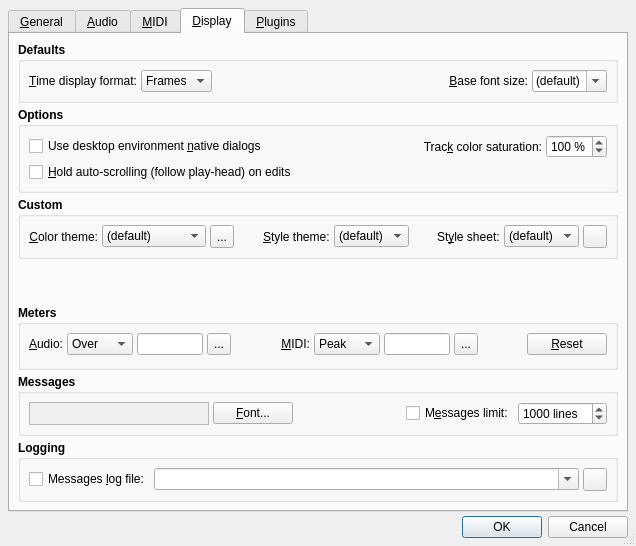
rncbc/qtractor, file src/qtractorOptionsForm.ui: the form before one commit.
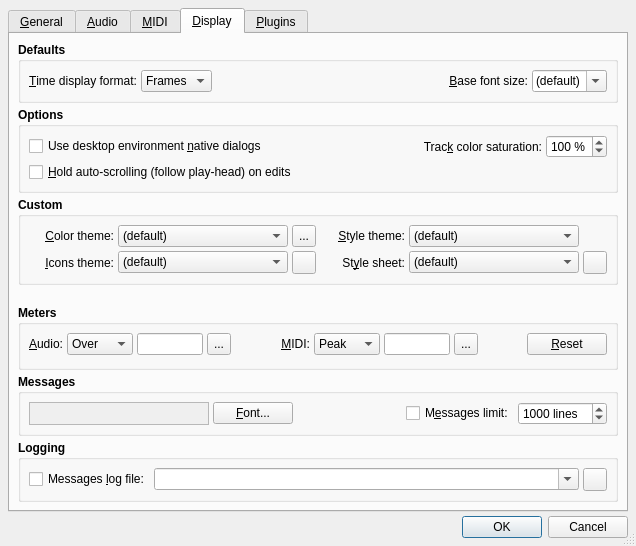
The form after the commit. The open tabs and pages were chosen to show the change. Icons and pictures are not drawn. Custom widgets are drawn as their Qt base class.

Commit message: [xicontheme] Preppings for the icons theme option. (TESTING)

What changed in the file:
```diff
--- a/src/qtractorOptionsForm.ui
+++ b/src/qtractorOptionsForm.ui
@@ -2749,7 +2749,7 @@
             </property>
            </widget>
           </item>
-          <item row="0" column="1">
+          <item row="0" column="1" colspan="2">
            <widget class="QComboBox" name="CustomColorThemeComboBox">
             <property name="font">
              <font>
@@ -2811,19 +2811,6 @@
             </property>
            </widget>
           </item>
-          <item row="0" column="4">
-           <spacer>
-            <property name="orientation">
-             <enum>Qt::Horizontal</enum>
-            </property>
-            <property name="sizeHint">
-             <size>
-              <width>20</width>
-              <height>20</height>
-             </size>
-            </property>
-           </spacer>
-          </item>
           <item row="0" column="5">
            <widget class="QLabel" name="CustomStyleThemeTextLabel">
             <property name="font">
@@ -2832,6 +2819,9 @@
               <bold>false</bold>
              </font>
             </property>
+            <property name="alignment">
+             <set>Qt::AlignRight|Qt::AlignVCenter</set>
+            </property>
             <property name="text">
              <string>&amp;Style theme:</string>
             </property>
@@ -2840,7 +2830,7 @@
             </property>
            </widget>
           </item>
-          <item row="0" column="6">
+          <item row="0" column="6" colspan="2">
            <widget class="QComboBox" name="CustomStyleThemeComboBox">
             <property name="font">
              <font>
@@ -2861,20 +2851,84 @@
             </item>
            </widget>
           </item>
-          <item row="0" column="7">
-           <spacer>
-            <property name="orientation">
-             <enum>Qt::Horizontal</enum>
+          <item row="1" column="0">
+           <widget class="QLabel" name="CustomIconsThemeTextLabel">
+            <property name="font">
+             <font>
+              <weight>50</weight>
+              <bold>false</bold>
+             </font>
             </property>
-            <property name="sizeHint">
+            <property name="alignment">
+             <set>Qt::AlignRight|Qt::AlignVCenter</set>
+            </property>
+            <property name="text">
+             <string>&amp;Icons theme:</string>
+            </property>
+            <property name="buddy">
+             <cstring>CustomIconsThemeComboBox</cstring>
+            </property>
+           </widget>
+          </item>
+          <item row="1" column="1" colspan="2">
+           <widget class="QComboBox" name="CustomIconsThemeComboBox">
+            <property name="font">
+             <font>
+              <weight>50</weight>
+              <bold>false</bold>
+             </font>
+            </property>
+            <property name="toolTip">
+             <string>Custom icons theme directory</string>
+            </property>
+            <property name="editable">
+             <bool>false</bool>
+            </property>
+            <item>
+             <property name="text">
+              <string>(default)</string>
+             </property>
+            </item>
+           </widget>
+          </item>
+          <item row="1" column="3">
+           <widget class="QToolButton" name="CustomIconsThemeToolButton">
+            <property name="font">
+             <font>
+              <weight>50</weight>
+              <bold>false</bold>
+             </font>
+            </property>
+            <property name="minimumSize">
              <size>
-              <width>20</width>
-              <height>20</height>
+              <width>22</width>
+              <height>22</height>
              </size>
             </property>
-           </spacer>
+            <property name="maximumSize">
+             <size>
+              <width>24</width>
+              <height>24</height>
+             </size>
+            </property>
+            <property name="font">
+             <font>
+              <weight>50</weight>
+              <bold>false</bold>
+             </font>
+            </property>
+            <property name="focusPolicy">
+             <enum>Qt::TabFocus</enum>
+            </property>
+            <property name="toolTip">
+             <string>Browse for custom icons theme directory</string>
+            </property>
+            <property name="icon">
+             <iconset theme="fileOpen" />
+            </property>
+           </widget>
           </item>
-          <item row="0" column="8">
+          <item row="1" column="5">
            <widget class="QLabel" name="CustomStyleSheetTextLabel">
             <property name="font">
              <font>
@@ -2882,6 +2936,9 @@
               <bold>false</bold>
              </font>
             </property>
+            <property name="alignment">
+             <set>Qt::AlignRight|Qt::AlignVCenter</set>
+            </property>
             <property name="text">
              <string>St&amp;yle sheet:</string>
             </property>
@@ -2890,7 +2947,7 @@
             </property>
            </widget>
           </item>
-          <item row="0" column="9">
+          <item row="1" column="6" colspan="2">
            <widget class="QComboBox" name="CustomStyleSheetComboBox">
             <property name="font">
              <font>
@@ -2911,7 +2968,7 @@
             </item>
            </widget>
           </item>
-          <item row="0" column="10">
+          <item row="1" column="8">
            <widget class="QToolButton" name="CustomStyleSheetToolButton">
             <property name="font">
              <font>
```
Left out of the diff: 30 changed lines with no effect on the pictures. The commit also changes 81 other files.
